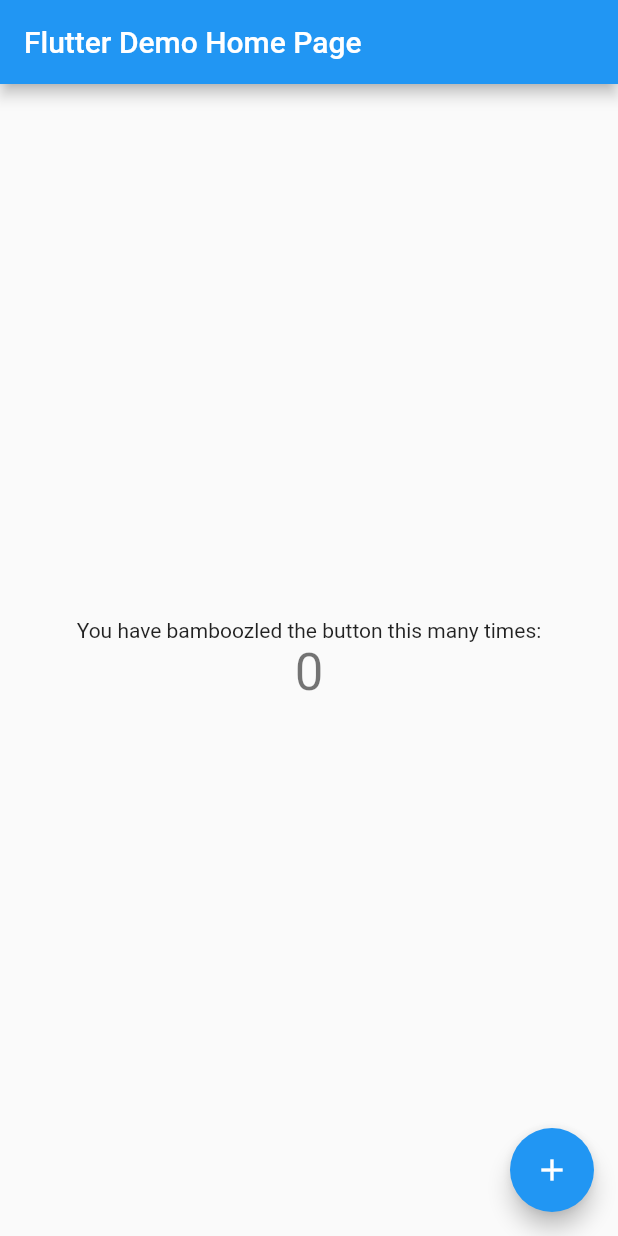
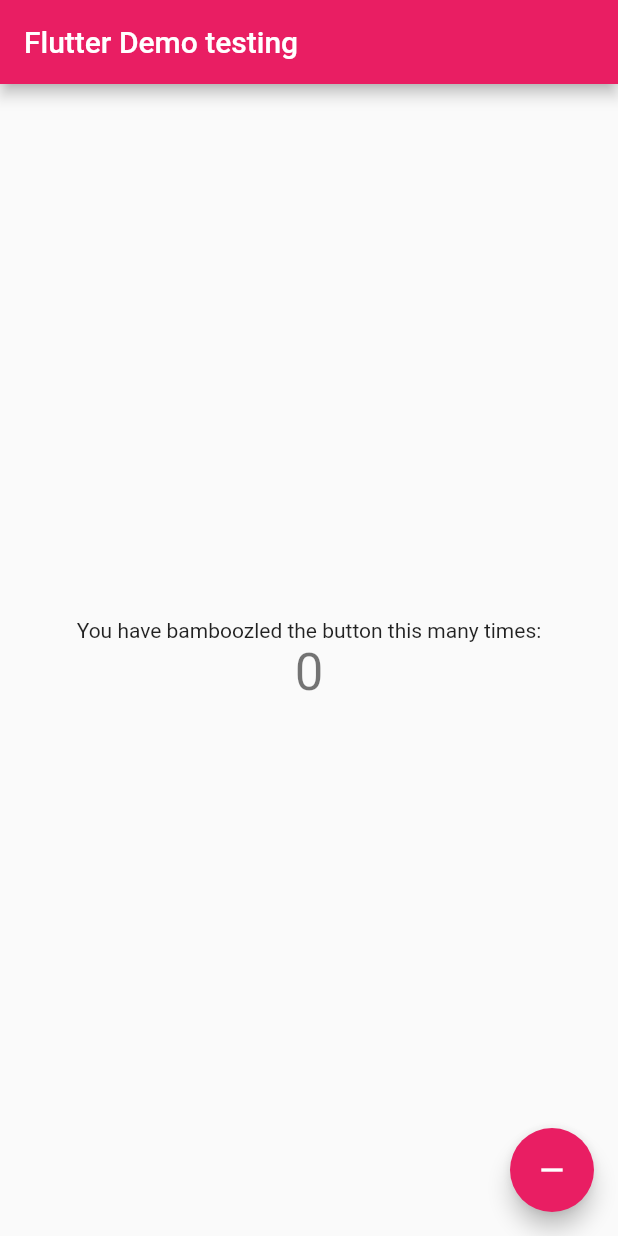
Before and after one commit to nehegeb/flutter-demo1, a Flutter app: the screen it shows after launch, on a phone screen of 412 x 824 dp. Run offline on Flutter 3.47's test engine with Material 2 defaults, Android fonts, the phone set to English and light mode, and no system bars.

Commit message:
Added code for lowering the counter
Although the button is missing, you now can decrement the counter on screen.

```diff
--- a/lib/main.dart
+++ b/lib/main.dart
@@ -7,7 +7,7 @@ class MyApp extends StatelessWidget {
   @override
   Widget build(BuildContext context) {
     return MaterialApp(
-      title: 'Flutter Demo',
+      title: 'Flutter Demo1',
       theme: ThemeData(
         // This is the theme of your application.
         //
@@ -18,9 +18,9 @@ class MyApp extends StatelessWidget {
         // or simply save your changes to "hot reload" in a Flutter IDE).
         // Notice that the counter didn't reset back to zero; the application
         // is not restarted.
-        primarySwatch: Colors.blue,
+        primarySwatch: Colors.pink,
       ),
-      home: MyHomePage(title: 'Flutter Demo Home Page'),
+      home: MyHomePage(title: 'Flutter Demo testing'),
     );
   }
 }
@@ -54,6 +54,11 @@ class _MyHomePageState extends State<MyHomePage> {
       // _counter without calling setState(), then the build method would not be
       // called again, and so nothing would appear to happen.
       _counter++;
+    });
+  }
+  void _decrementCounter() {
+    setState(() {
+      _counter--;
     });
   }
 
@@ -101,10 +106,17 @@ class _MyHomePageState extends State<MyHomePage> {
           ],
         ),
       ),
+      /*
       floatingActionButton: FloatingActionButton(
         onPressed: _incrementCounter,
         tooltip: 'Increment',
         child: Icon(Icons.add),
+      ),
+      */
+      floatingActionButton: FloatingActionButton(
+        onPressed: _decrementCounter,
+        tooltip: 'Decrement',
+        child: Icon(Icons.remove),
       ), // This trailing comma makes auto-formatting nicer for build methods.
     );
   }
```
